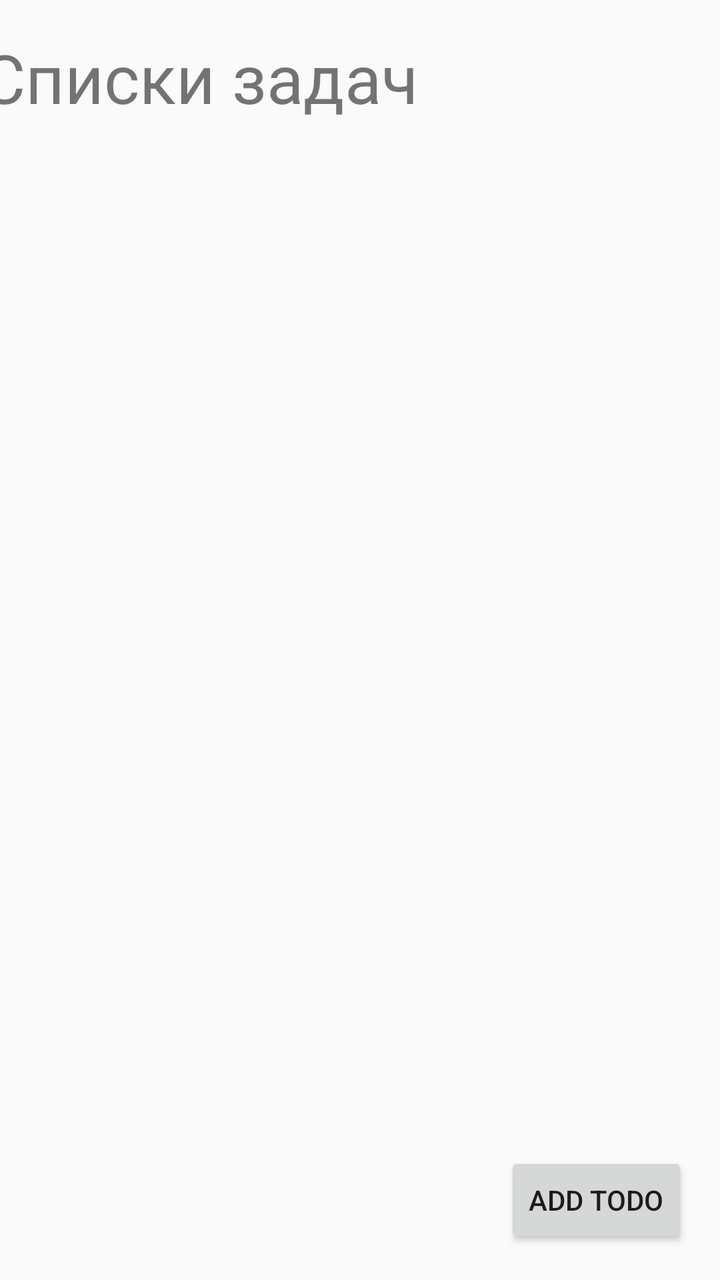
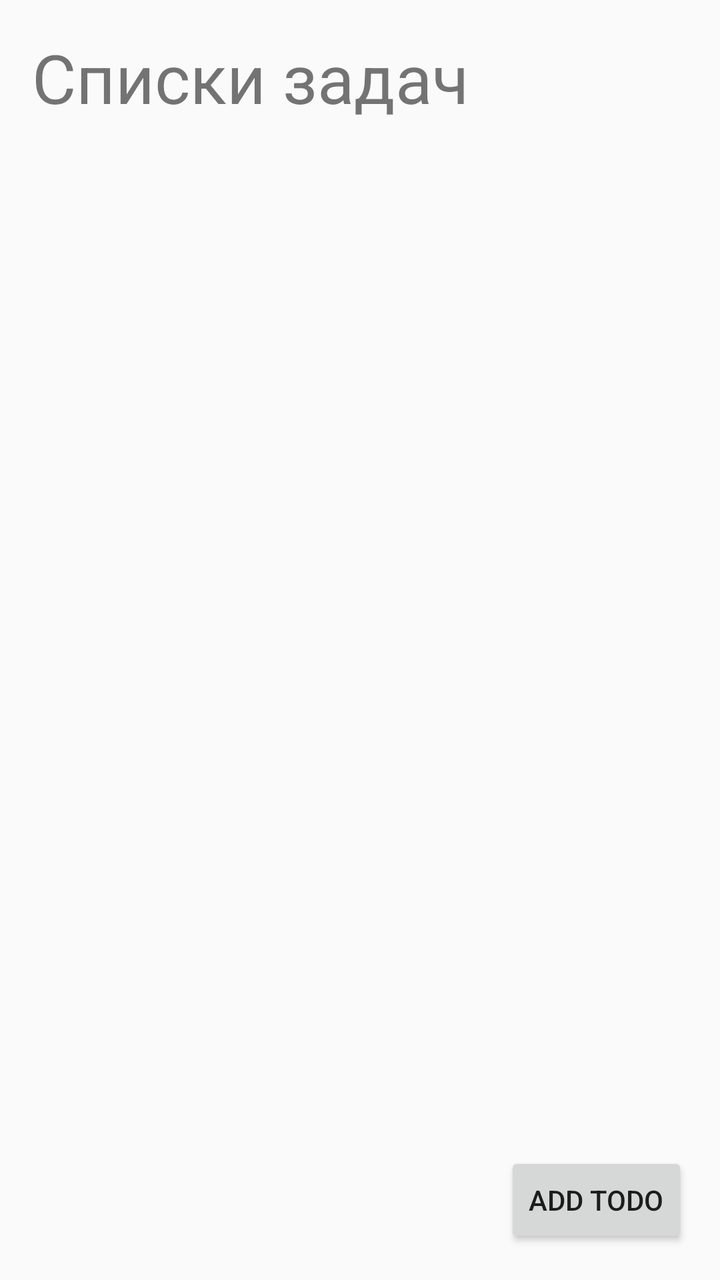

Screens rendered from an Android XML layout before and after an edit, with the pre-edit source and the edit as a unified diff.
<!-- AndroidManifest.xml: application theme Theme.JournalTodoApp -->
<!-- res/layout/fragment_todolist.xml -->
<androidx.constraintlayout.widget.ConstraintLayout xmlns:android="http://schemas.android.com/apk/res/android"
    xmlns:app="http://schemas.android.com/apk/res-auto"
    xmlns:tools="http://schemas.android.com/tools"
    android:id="@+id/linearLayout"
    android:layout_width="match_parent"
    android:layout_height="match_parent"
    android:orientation="vertical">


    <TextView
        android:id="@+id/textView2"
        android:layout_width="wrap_content"
        android:layout_height="wrap_content"
        android:layout_marginStart="16dp"
        android:layout_marginTop="16dp"
        android:layout_marginEnd="177dp"
        android:text="Списки задач"
        android:textSize="34sp"
        app:layout_constraintEnd_toEndOf="parent"
        app:layout_constraintStart_toStartOf="parent"
        app:layout_constraintTop_toTopOf="parent" />

    <ScrollView
        android:layout_width="387dp"
        android:layout_height="575dp"
        android:layout_marginStart="11dp"
        android:layout_marginEnd="13dp"
        app:layout_constraintBottom_toTopOf="@+id/addTodoButton"
        app:layout_constraintEnd_toEndOf="parent"
        app:layout_constraintStart_toStartOf="parent"
        app:layout_constraintTop_toBottomOf="@+id/textView2">

        <LinearLayout
            android:layout_width="match_parent"
            android:layout_height="wrap_content"
            android:orientation="vertical">

            <androidx.recyclerview.widget.RecyclerView
                android:id="@+id/recyclerViewTodo"
                android:layout_width="wrap_content"
                android:layout_height="wrap_content"
                android:layout_marginStart="24dp"
                android:layout_marginTop="20dp" />
        </LinearLayout>
    </ScrollView>

    <Button
        android:id="@+id/addTodoButton"
        android:layout_width="wrap_content"
        android:layout_height="wrap_content"
        android:layout_marginEnd="16dp"
        android:layout_marginBottom="16dp"
        android:text="Add Todo"
        app:layout_constraintBottom_toBottomOf="parent"
        app:layout_constraintEnd_toEndOf="parent" />


    
    
</androidx.constraintlayout.widget.ConstraintLayout>
<!-- resources referenced by this layout -->
<resources>
  <style name="Theme.JournalTodoApp" parent="Theme.AppCompat.Light.NoActionBar" />
</resources>

<!-- the commit's change to res/layout/fragment_todolist.xml (unified diff, before → after) -->
@@ -1,6 +1,5 @@
 <androidx.constraintlayout.widget.ConstraintLayout xmlns:android="http://schemas.android.com/apk/res/android"
     xmlns:app="http://schemas.android.com/apk/res-auto"
-    xmlns:tools="http://schemas.android.com/tools"
     android:id="@+id/linearLayout"
     android:layout_width="match_parent"
     android:layout_height="match_parent"
@@ -9,11 +8,10 @@
 
     <TextView
         android:id="@+id/textView2"
-        android:layout_width="wrap_content"
+        android:layout_width="0dp"
         android:layout_height="wrap_content"
         android:layout_marginStart="16dp"
         android:layout_marginTop="16dp"
-        android:layout_marginEnd="177dp"
         android:text="Списки задач"
         android:textSize="34sp"
         app:layout_constraintEnd_toEndOf="parent"
@@ -23,8 +21,8 @@
     <ScrollView
         android:layout_width="387dp"
         android:layout_height="575dp"
-        android:layout_marginStart="11dp"
-        android:layout_marginEnd="13dp"
+        android:layout_marginStart="8dp"
+        android:layout_marginEnd="8dp"
         app:layout_constraintBottom_toTopOf="@+id/addTodoButton"
         app:layout_constraintEnd_toEndOf="parent"
         app:layout_constraintStart_toStartOf="parent"
@@ -37,10 +35,10 @@
 
             <androidx.recyclerview.widget.RecyclerView
                 android:id="@+id/recyclerViewTodo"
-                android:layout_width="wrap_content"
+                android:layout_width="match_parent"
                 android:layout_height="wrap_content"
-                android:layout_marginStart="24dp"
-                android:layout_marginTop="20dp" />
+                android:layout_marginStart="8dp"
+                android:layout_marginTop="8dp" />
         </LinearLayout>
     </ScrollView>
 
@@ -54,7 +52,4 @@
         app:layout_constraintBottom_toBottomOf="parent"
         app:layout_constraintEnd_toEndOf="parent" />
 
-
-    
-    
 </androidx.constraintlayout.widget.ConstraintLayout>
